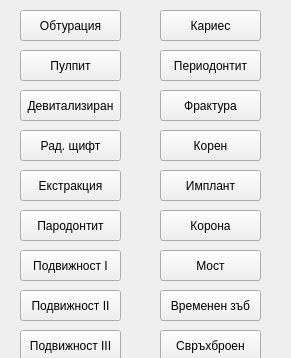
Qt form src/View/ListView/ControlPanel/ControlPanel.ui (thefinalcutbg/DinoDent) before a commit.
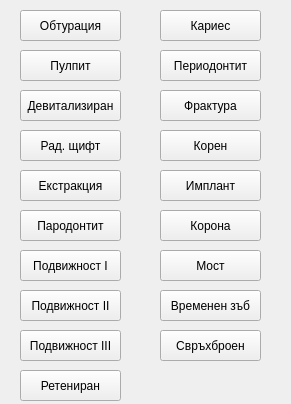
The same form after that commit. Custom widgets are drawn as their Qt base class.

Commit message: Added impacted status

```diff
--- a/src/View/ListView/ControlPanel/ControlPanel.ui
+++ b/src/View/ListView/ControlPanel/ControlPanel.ui
@@ -7,7 +7,7 @@
     <x>0</x>
     <y>0</y>
     <width>291</width>
-    <height>358</height>
+    <height>404</height>
    </rect>
   </property>
   <property name="windowTitle">
@@ -358,6 +358,25 @@
     <string>Свръхброен</string>
    </property>
   </widget>
+  <widget class="StatusButton" name="Impacted">
+   <property name="geometry">
+    <rect>
+     <x>20</x>
+     <y>370</y>
+     <width>101</width>
+     <height>31</height>
+    </rect>
+   </property>
+   <property name="toolTip">
+    <string>&lt;html&gt;&lt;head/&gt;&lt;body&gt;&lt;p&gt;Бърз клавиш: M&lt;/p&gt;&lt;/body&gt;&lt;/html&gt;</string>
+   </property>
+   <property name="styleSheet">
+    <string/>
+   </property>
+   <property name="text">
+    <string>Ретениран</string>
+   </property>
+  </widget>
  </widget>
  <layoutdefault spacing="6" margin="11"/>
  <customwidgets>
```
The commit also changes 20 other files.
